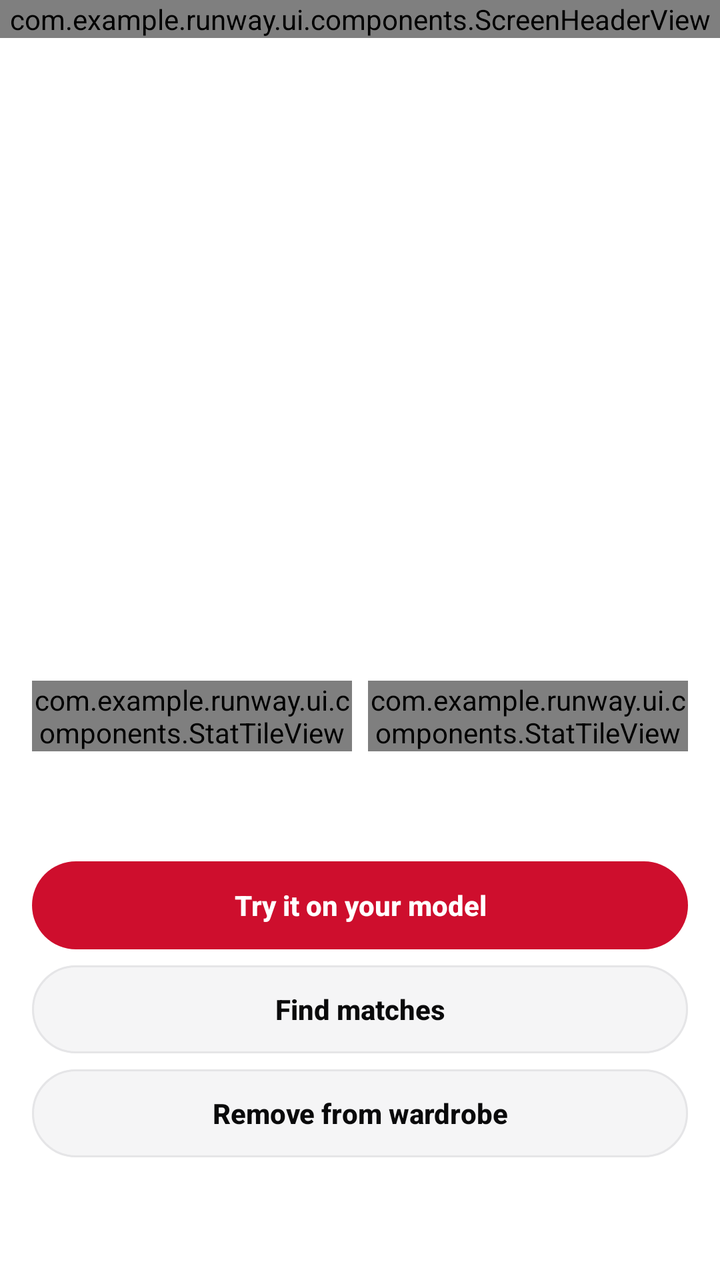
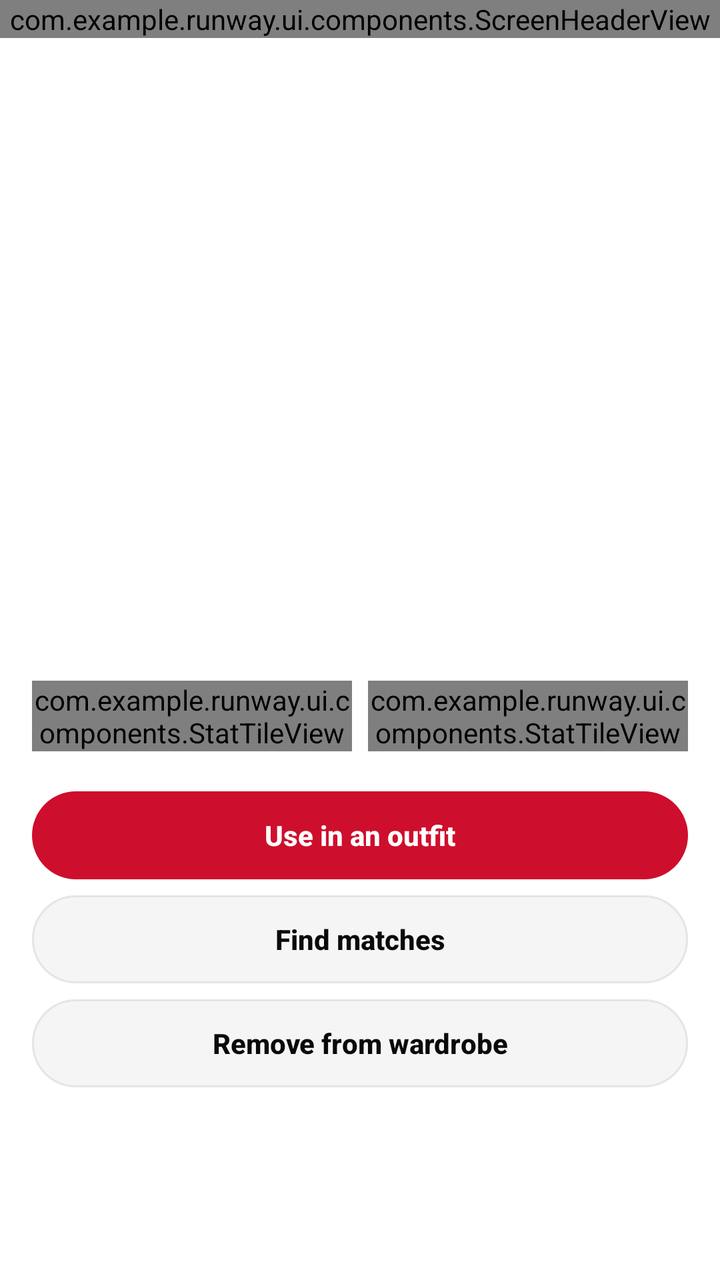

An Android layout rendered at two revisions. The XML below is the earlier revision; the diff shows what the commit changed to produce the second picture.
<!-- AndroidManifest.xml: application theme Theme.Runway -->
<!-- res/layout/fragment_item_detail.xml -->
<?xml version="1.0" encoding="utf-8"?>
<androidx.core.widget.NestedScrollView
    xmlns:android="http://schemas.android.com/apk/res/android"
    android:layout_width="match_parent"
    android:layout_height="match_parent"
    android:fillViewport="true">

    <LinearLayout
        android:layout_width="match_parent"
        android:layout_height="wrap_content"
        android:orientation="vertical">

        <com.example.runway.ui.components.ScreenHeaderView
            android:id="@+id/detailHeader"
            android:layout_width="match_parent"
            android:layout_height="wrap_content" />

        <ImageView
            android:id="@+id/detailImage"
            android:layout_width="match_parent"
            android:layout_height="260dp"
            android:contentDescription="@string/rw_wardrobe_item_image"
            android:padding="16dp"
            android:scaleType="fitCenter" />

        <TextView
            android:id="@+id/detailName"
            android:layout_width="match_parent"
            android:layout_height="wrap_content"
            android:paddingHorizontal="16dp"
            android:textAppearance="@style/TextAppearance.Runway.Display" />

        <TextView
            android:id="@+id/detailMeta"
            android:layout_width="match_parent"
            android:layout_height="wrap_content"
            android:paddingHorizontal="16dp"
            android:paddingTop="4dp"
            android:textColor="?android:attr/textColorSecondary" />

        <TextView
            android:id="@+id/detailPending"
            android:layout_width="match_parent"
            android:layout_height="wrap_content"
            android:paddingHorizontal="16dp"
            android:paddingTop="4dp"
            android:text="@string/rw_wardrobe_unsynced"
            android:textColor="?android:attr/textColorSecondary"
            android:visibility="gone" />

        <LinearLayout
            android:layout_width="match_parent"
            android:layout_height="wrap_content"
            android:orientation="horizontal"
            android:paddingHorizontal="16dp"
            android:paddingTop="16dp">

            <com.example.runway.ui.components.StatTileView
                android:id="@+id/detailWearsTile"
                android:layout_width="0dp"
                android:layout_height="wrap_content"
                android:layout_marginEnd="8dp"
                android:layout_weight="1" />

            <com.example.runway.ui.components.StatTileView
                android:id="@+id/detailCostTile"
                android:layout_width="0dp"
                android:layout_height="wrap_content"
                android:layout_weight="1" />
        </LinearLayout>

        <TextView
            android:id="@+id/detailFit"
            android:layout_width="match_parent"
            android:layout_height="wrap_content"
            android:paddingHorizontal="16dp"
            android:paddingTop="16dp"
            android:textColor="?android:attr/textColorSecondary" />

        <com.google.android.material.button.MaterialButton
            android:id="@+id/detailTryOnButton"
            style="@style/Widget.Runway.Button"
            android:layout_width="match_parent"
            android:layout_height="wrap_content"
            android:layout_marginHorizontal="16dp"
            android:layout_marginTop="20dp"
            android:text="@string/rw_item_detail_try_on" />

        <com.google.android.material.button.MaterialButton
            android:id="@+id/detailFindMatchesButton"
            style="@style/Widget.Runway.Button.Secondary"
            android:layout_width="match_parent"
            android:layout_height="wrap_content"
            android:layout_marginHorizontal="16dp"
            android:layout_marginTop="8dp"
            android:text="@string/rw_item_detail_find_matches" />

        <com.google.android.material.button.MaterialButton
            android:id="@+id/detailDeleteButton"
            style="@style/Widget.Runway.Button.Secondary"
            android:layout_width="match_parent"
            android:layout_height="wrap_content"
            android:layout_marginHorizontal="16dp"
            android:layout_marginTop="8dp"
            android:layout_marginBottom="24dp"
            android:text="@string/rw_item_detail_delete" />

    </LinearLayout>
</androidx.core.widget.NestedScrollView>
<!-- resources referenced by this layout -->
<resources>
  <string name="rw_item_detail_delete">Remove from wardrobe</string>
  <string name="rw_item_detail_find_matches">Find matches</string>
  <string name="rw_item_detail_try_on">Try it on your model</string>
  <string name="rw_wardrobe_item_image">Photo of this garment</string>
  <string name="rw_wardrobe_unsynced">Some items are only on this phone so far.</string>
  <dimen name="rw_button_height">44dp</dimen>
  <dimen name="rw_button_padding_horizontal">20dp</dimen>
  <style name="ShapeAppearance.Runway.Pill" parent="">
          <item name="cornerFamily">rounded</item>
          <item name="cornerSize">50%</item>
      </style>
  <dimen name="rw_icon_size">18dp</dimen>
  <dimen name="rw_space_8">8dp</dimen>
  <color name="rw_ripple">#140A0A0B</color>
  <dimen name="rw_border_width">1dp</dimen>
  <color name="rw_accent">#FFCE0E2D</color>
  <color name="rw_on_accent">#FFFFFFFF</color>
  <color name="rw_accent_soft">#FFFDECEF</color>
  <color name="rw_bg">#FFFFFFFF</color>
  <color name="rw_fg">#FF0A0A0B</color>
  <color name="rw_muted">#FF6B6B70</color>
  <color name="rw_surface">#FFF5F5F6</color>
  <color name="rw_elevated">#FFFFFFFF</color>
  <color name="rw_border">#FFE5E5E7</color>
  <color name="rw_scrim">#730A0A0B</color>
  <style name="ShapeAppearance.Runway.SmallComponent" parent="ShapeAppearance.Material3.Corner.Small">
          <item name="cornerFamily">rounded</item>
          <item name="cornerSize">@dimen/rw_radius_input</item>
      </style>
  <style name="ShapeAppearance.Runway.MediumComponent" parent="ShapeAppearance.Material3.Corner.Medium">
          <item name="cornerFamily">rounded</item>
          <item name="cornerSize">@dimen/rw_radius_card</item>
      </style>
  <style name="ShapeAppearance.Runway.LargeComponent" parent="ShapeAppearance.Material3.Corner.Large">
          <item name="cornerFamily">rounded</item>
          <item name="cornerSize">@dimen/rw_radius_sheet</item>
      </style>
  <style name="TextAppearance.Runway.Body" parent="TextAppearance.Material3.BodyMedium">
          <item name="android:textSize">14sp</item>
          <item name="android:textColor">?attr/colorOnSurface</item>
      </style>
  <style name="TextAppearance.Runway.Caption" parent="TextAppearance.Material3.BodySmall">
          <item name="android:textSize">12sp</item>
          <item name="android:textColor">?attr/colorOnSurfaceVariant</item>
      </style>
  <dimen name="rw_radius_input">12dp</dimen>
  <dimen name="rw_radius_card">16dp</dimen>
  <dimen name="rw_radius_sheet">24dp</dimen>
  <dimen name="rw_icon_button_size">40dp</dimen>
  <dimen name="rw_chip_height">32dp</dimen>
  <dimen name="rw_radius_pill">999dp</dimen>
  <style name="TextAppearance.Runway.Button.Small" parent="TextAppearance.Runway.Button">
          <item name="android:textSize">13sp</item>
      </style>
  <dimen name="rw_space_12">12dp</dimen>
  <dimen name="rw_divider_height">1dp</dimen>
  <style name="Widget.Runway.Dialog.Title" parent="MaterialAlertDialog.Material3.Title.Text">
          <item name="android:textAppearance">@style/TextAppearance.Runway.Display.Dialog</item>
      </style>
  <style name="Widget.Runway.Dialog.Body" parent="MaterialAlertDialog.Material3.Body.Text">
          <item name="android:textAppearance">@style/TextAppearance.Runway.Secondary</item>
      </style>
  <style name="Widget.Runway.Dialog.Button.Neutral" parent="Widget.Runway.Dialog.Button">
          <item name="android:textColor">?attr/colorOnSurfaceVariant</item>
      </style>
  <style name="TextAppearance.Runway.Display.Dialog" parent="TextAppearance.Runway.Display">
          <item name="android:textSize">18sp</item>
      </style>
  <style name="TextAppearance.Runway.Secondary" parent="TextAppearance.Material3.BodyMedium">
          <item name="android:textSize">13sp</item>
          <item name="android:textColor">?attr/colorOnSurfaceVariant</item>
      </style>
  <!-- unchanged entries left out for length: 19 -->
</resources>

<!-- the commit's change to res/layout/fragment_item_detail.xml (unified diff, before → after) -->
@@ -69,22 +69,15 @@
                 android:layout_weight="1" />
         </LinearLayout>
 
-        <TextView
-            android:id="@+id/detailFit"
-            android:layout_width="match_parent"
-            android:layout_height="wrap_content"
-            android:paddingHorizontal="16dp"
-            android:paddingTop="16dp"
-            android:textColor="?android:attr/textColorSecondary" />
 
         <com.google.android.material.button.MaterialButton
-            android:id="@+id/detailTryOnButton"
+            android:id="@+id/detailUseInOutfitButton"
             style="@style/Widget.Runway.Button"
             android:layout_width="match_parent"
             android:layout_height="wrap_content"
             android:layout_marginHorizontal="16dp"
             android:layout_marginTop="20dp"
-            android:text="@string/rw_item_detail_try_on" />
+            android:text="@string/rw_item_detail_use_in_outfit" />
 
         <com.google.android.material.button.MaterialButton
             android:id="@+id/detailFindMatchesButton"
<!-- resource entries referenced after the edit -->
@@ -2,7 +2,7 @@
 <resources>
   <string name="rw_item_detail_delete">Remove from wardrobe</string>
   <string name="rw_item_detail_find_matches">Find matches</string>
-  <string name="rw_item_detail_try_on">Try it on your model</string>
+  <string name="rw_item_detail_use_in_outfit">Use in an outfit</string>
   <string name="rw_wardrobe_item_image">Photo of this garment</string>
   <string name="rw_wardrobe_unsynced">Some items are only on this phone so far.</string>
   <dimen name="rw_button_height">44dp</dimen>
